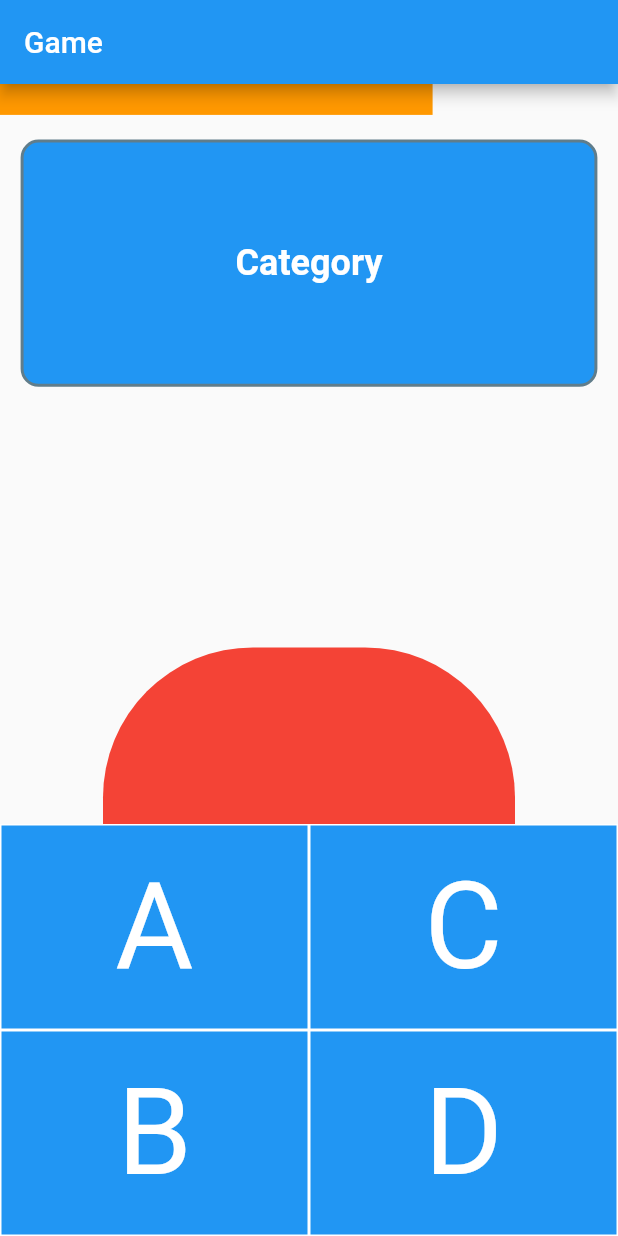
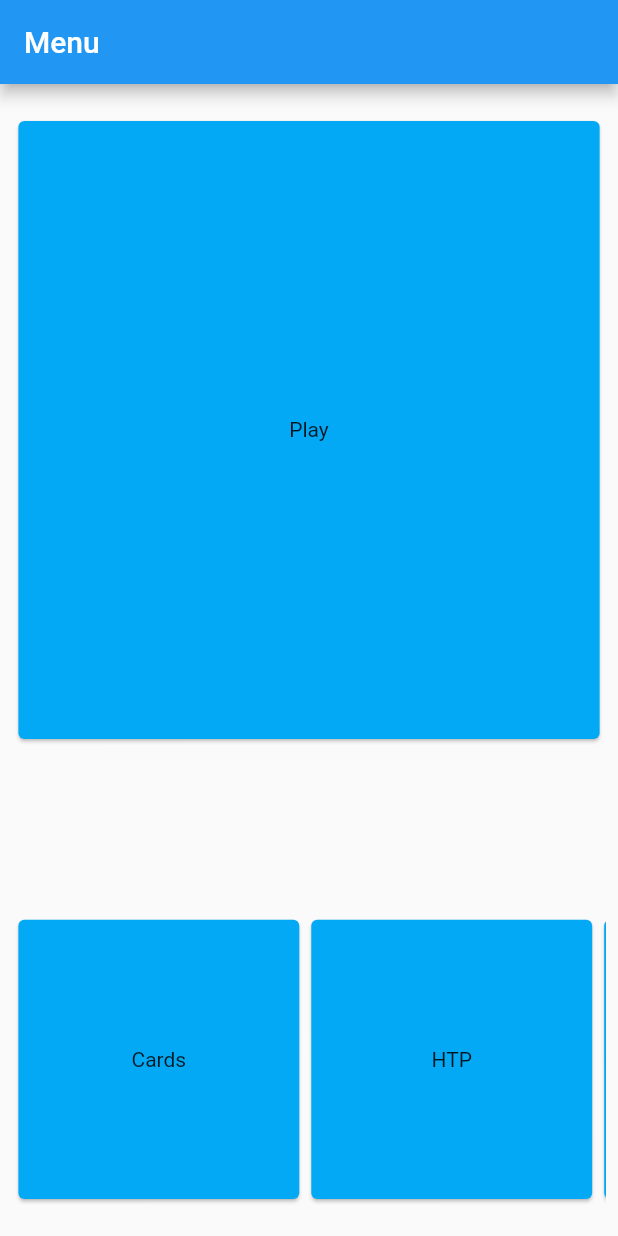
Before and after one commit to EdreiFernandes/dont_stop, a Flutter app: the screen it shows after launch, on a phone screen of 412 x 824 dp. Run offline on Flutter 3.47's test engine with Material 2 defaults, Android fonts, the phone set to English and light mode, and no system bars; our stand-ins replace shared_preferences.

Commit message:
Criando layout base para a tela de menu

```diff
--- /dev/null
+++ b/lib/components/menu/menu_button.dart
@@ -0,0 +1,26 @@
+import 'package:flutter/material.dart';
+import 'package:tapple_app/utils/screensizer.dart';
+
+class MenuButton extends StatelessWidget {
+  final String label;
+  const MenuButton({Key? key, required this.label}) : super(key: key);
+
+  @override
+  Widget build(BuildContext context) {
+    return Card(
+      color: Colors.lightBlue,
+      child: InkWell(
+        splashColor: Colors.lightBlueAccent,
+        onTap: () {
+          debugPrint(label);
+        },
+        child: SizedBox(
+          width: ScreenSize().getWidth(context, dividedBy: 2.2),
+          child: Center(
+            child: Text(label),
+          ),
+        ),
+      ),
+    );
+  }
+}
--- /dev/null
+++ b/lib/components/menu/play_button.dart
@@ -0,0 +1,36 @@
+import 'package:flutter/material.dart';
+import 'package:tapple_app/screens/game.dart';
+import 'package:tapple_app/utils/screensizer.dart';
+
+class PlayButton extends StatelessWidget {
+  const PlayButton({Key? key}) : super(key: key);
+
+  @override
+  Widget build(BuildContext context) {
+    return Padding(
+      padding: EdgeInsets.symmetric(
+        vertical: ScreenSize().getHeight(context, dividedBy: 40),
+        horizontal: ScreenSize().getWidth(context, dividedBy: 50),
+      ),
+      child: Card(
+        color: Colors.lightBlue,
+        child: InkWell(
+          splashColor: Colors.lightBlueAccent,
+          onTap: () {
+            Navigator.push(
+              context,
+              MaterialPageRoute(builder: (context) => Game()),
+            );
+          },
+          child: SizedBox(
+            width: ScreenSize().getWidth(context),
+            height: ScreenSize().getHeight(context, dividedBy: 2),
+            child: Center(
+              child: Text("Play"),
+            ),
+          ),
+        ),
+      ),
+    );
+  }
+}
--- /dev/null
+++ b/lib/components/menu/scrollable_menu.dart
@@ -0,0 +1,34 @@
+import 'package:flutter/material.dart';
+import 'package:tapple_app/components/menu/menu_button.dart';
+import 'package:tapple_app/utils/screensizer.dart';
+
+class ScrollableMenu extends StatelessWidget {
+  const ScrollableMenu({Key? key}) : super(key: key);
+
+  @override
+  Widget build(BuildContext context) {
+    return Container(
+      height: ScreenSize().getHeight(context, dividedBy: 3.5),
+      child: Padding(
+        padding: EdgeInsets.symmetric(
+          vertical: ScreenSize().getHeight(context, dividedBy: 40),
+          horizontal: ScreenSize().getWidth(context, dividedBy: 50),
+        ),
+        child: ListView(
+          scrollDirection: Axis.horizontal,
+          children: [
+            MenuButton(
+              label: "Cards",
+            ),
+            MenuButton(
+              label: "HTP",
+            ),
+            MenuButton(
+              label: "Config",
+            ),
+          ],
+        ),
+      ),
+    );
+  }
+}
--- a/lib/main.dart
+++ b/lib/main.dart
@@ -1,6 +1,6 @@
 import 'package:flutter/material.dart';
 import 'package:flutter/services.dart';
-import 'package:tapple_app/screens/game.dart';
+import 'package:tapple_app/screens/menu.dart';
 
 void main() {
   runApp(MyApp());
@@ -17,7 +17,7 @@ class MyApp extends StatelessWidget {
       theme: ThemeData(
         primarySwatch: Colors.blue,
       ),
-      home: Game(),
+      home: Menu(),
     );
   }
 }
--- /dev/null
+++ b/lib/screens/menu.dart
@@ -0,0 +1,23 @@
+import 'package:flutter/material.dart';
+import 'package:tapple_app/components/menu/play_button.dart';
+import 'package:tapple_app/components/menu/scrollable_menu.dart';
+
+class Menu extends StatelessWidget {
+  const Menu({Key? key}) : super(key: key);
+
+  @override
+  Widget build(BuildContext context) {
+    return Scaffold(
+      appBar: AppBar(
+        title: Text("Menu"),
+      ),
+      body: Column(
+        mainAxisAlignment: MainAxisAlignment.spaceBetween,
+        children: [
+          PlayButton(),
+          ScrollableMenu(),
+        ],
+      ),
+    );
+  }
+}
```
